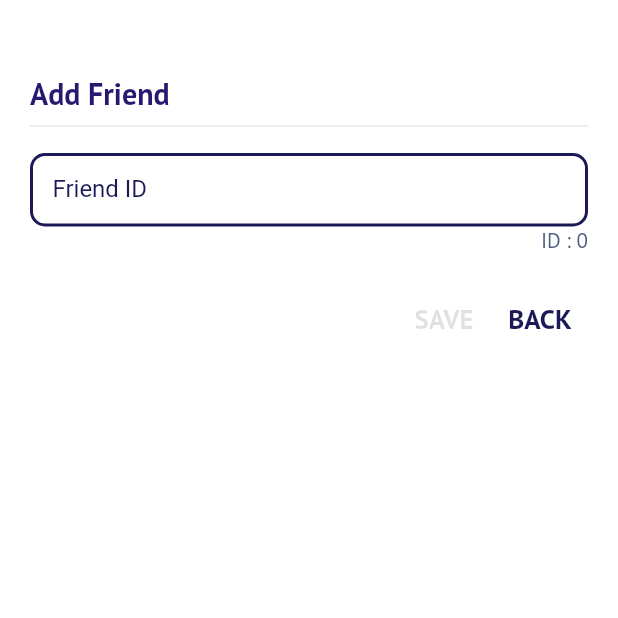
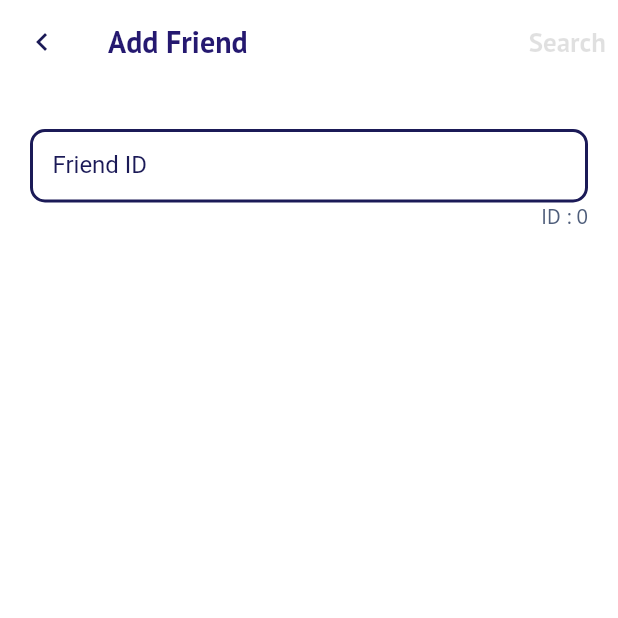
Before and after one commit to ImYeol/HomeLong, a Flutter app: the AppScreen screen opened by its route, item 2 of the bottom bar chosen, after a tap on the "person add" icon, on a phone screen of 412 x 824 dp, the top half of it. Run offline on Flutter 3.47's test engine with Material 2 defaults, Android fonts, the phone set to English and light mode, and no system bars; our stand-ins replace bloc, cached_network_image, connectivity, equatable, extended_image, firebase_auth and 16 more; missing offline and left inert: flutter_facebook_auth, geofence_service, kakao_flutter_sdk, wifi_info_flutter; accounts and stored records are empty; network calls fail.

Commit message:
refactoring add friend page (#107)

```diff
--- a/lib/friends/addFriendPage.dart
+++ b/lib/friends/addFriendPage.dart
@@ -1,55 +1,76 @@
 import 'package:flutter/material.dart';
 import 'package:get/get.dart';
+import 'package:google_fonts/google_fonts.dart';
 import 'package:homg_long/const/AppTheme.dart';
 import 'package:homg_long/friends/bloc/addFriendPageController.dart';
+import 'package:homg_long/friends/roundedProfileImage.dart';
+import 'package:homg_long/repository/friendRepository.dart';
+import 'package:homg_long/repository/model/friendInfo.dart';
 import 'package:homg_long/repository/model/userInfo.dart';
+import 'package:homg_long/repository/userRepository.dart';
 import 'package:homg_long/utils/titleText.dart';
 import 'package:homg_long/utils/ui.dart';
 
 class AddFriendPage extends StatelessWidget {
-  AddFriendPage({Key? key}) : super(key: key);
+  late final AddFriendPageController controller;
+
+  AddFriendPage({Key? key}) : super(key: key) {
+    controller = AddFriendPageController(
+        user: Get.arguments, friendRepository: FriendRepository());
+    Get.put(controller);
+  }
 
   @override
   Widget build(BuildContext context) {
     return Scaffold(
+        appBar: AppBar(
+          backgroundColor: AppTheme.backgroundColor,
+          elevation: 0,
+          title: TitleText(title: "Add Friend", withDivider: false),
+          leading: IconButton(
+            icon: Icon(Icons.chevron_left),
+            color: AppTheme.textColor,
+            onPressed: () => Get.back(),
+          ),
+          actions: [Center(child: searchButton())],
+        ),
         body: Container(
             color: AppTheme.backgroundColor,
-            padding: EdgeInsets.only(left: 20, top: 50, right: 20),
+            padding: EdgeInsets.only(left: 20, top: 20, right: 20),
             child: AddFriendForm()));
+  }
+
+  Widget searchButton() {
+    return Obx(() {
+      if (controller.inputText.isEmpty) {
+        print("controller has no input");
+        return TextButton(
+            onPressed: () {}, child: normalInvalidTextBox("Search"));
+      } else {
+        print("controller has input");
+        return TextButton(
+            onPressed: () => controller.searchFriend(),
+            child: normalTextBox("Search"));
+      }
+    });
   }
 }
 
 class AddFriendForm extends StatelessWidget {
-  final AddFriendPageController controller = AddFriendPageController();
-  late UserInfo userInfo;
+  final AddFriendPageController controller =
+      Get.find<AddFriendPageController>();
   @override
   Widget build(BuildContext context) {
-    return FutureBuilder(
-        future: controller.loadUserInfo(),
-        builder: (BuildContext context, AsyncSnapshot snapshot) {
-          switch (snapshot.connectionState) {
-            case ConnectionState.waiting:
-              return Center(child: CircularProgressIndicator());
-            case ConnectionState.done:
-              userInfo = snapshot.data as UserInfo;
-              return addFriend(userInfo);
-            default:
-              return Center(child: CircularProgressIndicator());
-          }
-        });
-  }
-
-  Widget addFriend(UserInfo userInfo) {
     return Column(
       crossAxisAlignment: CrossAxisAlignment.start,
       mainAxisAlignment: MainAxisAlignment.start,
       children: [
-        Container(
-          child: TitleText(title: "Add Friend"),
-        ),
         addFriendText(),
         idView(),
-        saveBackButton(),
+        Obx(() {
+          return Center(
+              child: searchResultView(friend: controller.searchedFriend));
+        })
       ],
     );
   }
@@ -85,11 +106,7 @@ class AddFriendForm extends StatelessWidget {
             hintText: 'Input Friend ID',
             hintStyle: TextStyle(color: AppTheme.smallTextColor)),
         onChanged: (String input) {
-          if (input.isEmpty) {
-            controller.off();
-          } else {
-            controller.on();
-          }
+          controller.inputText = input;
         },
       ),
     );
@@ -98,35 +115,56 @@ class AddFriendForm extends StatelessWidget {
   Widget idView() {
     return Container(
         alignment: Alignment.centerRight,
-        child: smallTextBox("ID : " + userInfo.id));
+        child: smallTextBox("ID : " + controller.user.id));
   }
+}
 
-  Widget saveBackButton() {
+class searchResultView extends StatelessWidget {
+  static const _viewWidth = 250.0;
+  static const _viewHeight = 150.0;
+  final FriendInfo friend;
+  final controller = Get.find<AddFriendPageController>();
+  searchResultView({Key? key, required this.friend}) : super(key: key);
+
+  @override
+  Widget build(BuildContext context) {
+    if (friend.id.isEmpty) {
+      return Container();
+    }
     return Container(
-        alignment: Alignment.centerRight,
-        padding: EdgeInsets.only(top: 20),
-        child: Row(
-          mainAxisAlignment: MainAxisAlignment.end,
+        width: _viewWidth,
+        height: _viewHeight,
+        margin: EdgeInsets.only(top: 20),
+        decoration: BoxDecoration(
+          color: Color(0xFFF7F7F7),
+          borderRadius: BorderRadius.all(Radius.circular(10)),
+        ),
+        child: Column(
+          mainAxisAlignment: MainAxisAlignment.spaceEvenly,
+          crossAxisAlignment: CrossAxisAlignment.center,
           children: [
-            GetBuilder<AddFriendPageController>(
-                init: controller,
-                builder: (_) => controller.getHasInput()
-                    ? TextButton(
-                        onPressed: () {
-                          Get.back();
-                        },
-                        child: normalTextBox("SAVE"))
-                    : TextButton(
-                        onPressed: () {}, child: normalInvalidTextBox("SAVE"))),
-            Container(
-                // padding: EdgeInsets.only(left: 5),
-                child: TextButton(
-              onPressed: () {
-                Get.back();
-              },
-              child: normalTextBox("BACK"),
-            ))
+            RoundedProfileImage(imageUrl: friend.image),
+            knockGuideText(),
+            addButton()
           ],
         ));
   }
+
+  Widget knockGuideText() {
+    return Text(
+      friend.id,
+      style: GoogleFonts.lato(
+          color: Color(0xFF4F5E7B),
+          fontSize: 12,
+          fontWeight: FontWeight.normal),
+      softWrap: true,
+      textAlign: TextAlign.center,
+    );
+  }
+
+  Widget addButton() {
+    return ElevatedButton(
+        onPressed: () => controller.addFriend(friend),
+        child: normalTextBox("SAVE"));
+  }
 }
--- a/lib/friends/bloc/addFriendPageController.dart
+++ b/lib/friends/bloc/addFriendPageController.dart
@@ -1,26 +1,37 @@
 import 'package:get/get.dart';
+import 'package:homg_long/repository/friendRepository.dart';
+import 'package:homg_long/repository/model/friendInfo.dart';
 import 'package:homg_long/repository/model/userInfo.dart';
-import 'package:homg_long/repository/userRepository.dart';
 
 class AddFriendPageController extends GetxController {
-  late UserInfo user;
-  var hasInput = false;
+  var _searchedFriend = FriendInfo().obs;
+  var _inputText = "".obs;
+  final UserInfo user;
+  final FriendRepository friendRepository;
 
-  Future<UserInfo> loadUserInfo() async {
-    return UserRepository().getUserInfo();
+  AddFriendPageController({required this.user, required this.friendRepository});
+
+  FriendInfo get searchedFriend => _searchedFriend.value;
+  String get inputText => _inputText.value;
+
+  set inputText(String text) {
+    _inputText.value = text;
   }
 
-  void on() {
-    hasInput = true;
-    update();
+  void searchFriend() async {
+    final input = _inputText.value;
+    _searchedFriend.value =
+        await friendRepository.getFriendInfo(user.id, input);
   }
 
-  void off() {
-    hasInput = false;
-    update();
-  }
-
-  bool getHasInput() {
-    return hasInput;
+  void addFriend(FriendInfo friend) async {
+    final added = await friendRepository.setFriendInfo(user.id, friend);
+    if (added) {
+      print("addFriend added");
+      Get.back(result: friend);
+    } else {
+      print("addFriend not added");
+      Get.back();
+    }
   }
 }
--- a/lib/friends/bloc/friendsPageController.dart
+++ b/lib/friends/bloc/friendsPageController.dart
@@ -1,12 +1,14 @@
 import 'package:flutter/material.dart';
+import 'package:get/get.dart';
 import 'package:get/get_rx/src/rx_types/rx_types.dart';
 import 'package:homg_long/friends/friendsPage.dart';
 import 'package:homg_long/repository/friendRepository.dart';
 import 'package:homg_long/repository/model/friendInfo.dart';
-import 'package:homg_long/repository/model/userInfo.dart';
 import 'package:homg_long/repository/userRepository.dart';
+import 'package:logging/logging.dart';
 
 class FriendsPageController extends ChangeNotifier {
+  final log = Logger("FriendsPageController");
   var _homeFriends = <FriendInfo>[].obs;
   var _friends = <FriendInfo>[].obs;
 
@@ -26,19 +28,13 @@ class FriendsPageController extends ChangeNotifier {
         _friends.value.where((friend) => friend.atHome).toList();
   }
 
-  Future<FriendInfo> searchFriend(String fid) async {
+  void goToSearchPage() async {
     final user = await userRepository.getUserInfo();
-    return friendRepository.getFriendInfo(user.id, fid);
-  }
-
-  void addFriend(FriendInfo friend) async {
-    final user = await userRepository.getUserInfo();
-    bool added = await friendRepository.setFriendInfo(user.id, friend);
-    if (added) {
-      _friends.value.add(friend);
-      if (friend.atHome) {
-        _homeFriends.value.add(friend);
-      }
+    var searchedFriend =
+        await Get.toNamed('/AddFriend', arguments: user) as FriendInfo;
+    log.info("goToSearchPage result $searchedFriend");
+    if (searchedFriend != null) {
+      loadFreinds();
     }
   }
 
@@ -46,10 +42,7 @@ class FriendsPageController extends ChangeNotifier {
     final user = await userRepository.getUserInfo();
     bool deleted = await friendRepository.deleteFriendInfo(user.id, friend.id);
     if (deleted) {
-      _friends.value.remove(friend);
-      if (friend.atHome) {
-        _homeFriends.value.remove(friend);
-      }
+      loadFreinds();
     }
   }
 }
--- a/lib/friends/friendsPage.dart
+++ b/lib/friends/friendsPage.dart
@@ -59,9 +59,7 @@ class FriendPage extends StatelessWidget {
           child: IconButton(
             icon: Icon(Icons.person_add),
             iconSize: 30,
-            onPressed: () {
-              Get.toNamed('AddFriend');
-            },
+            onPressed: () => controller.goToSearchPage(),
           ),
         )
       ],
--- a/lib/repository/db/friendDB.dart
+++ b/lib/repository/db/friendDB.dart
@@ -28,7 +28,7 @@ class FriendDB {
   }
 
   Future<FriendInfo> getFriendInfo(String fid) async {
-    log.info("getUserInfo");
+    log.info("getFriendInfo");
     FriendInfo friendInfo = Hive.box(FRIEND_DB_NAME)
         .get(fid, defaultValue: FriendInfo.invalidFriend());
     return friendInfo;
--- a/lib/repository/model/friendInfo.dart
+++ b/lib/repository/model/friendInfo.dart
@@ -28,6 +28,9 @@ class FriendInfo {
 
   FriendInfo.invalidFriend() {
     id = InvalidUserInfo.INVALID_ID;
+    name = "";
+    image = "";
+    atHome = false;
   }
 
   FriendInfo.fromJson(Map<String, dynamic> json) {
--- a/lib/repository/proxy/friendProxy.dart
+++ b/lib/repository/proxy/friendProxy.dart
@@ -9,7 +9,7 @@ import 'package:homg_long/repository/proxy/friendApiHeader.dart';
 import 'package:logging/logging.dart';
 import 'package:http/http.dart' as http;
 
-final log = Logger("UserProxy");
+final log = Logger("FriendProxy");
 
 Future<List<FriendInfo>> getAllFriendInfo(String uid) async {
   log.info("getFriendInfo");
@@ -67,9 +67,9 @@ Future<FriendInfo> getFriendInfo(String uid, String fid) async {
 }
 
 Future<bool> deleteFriendInfo(String uid, String fid) async {
-  log.info("setFriendInfo");
+  log.info("deleteFriendInfo");
 
-  var response = await http.post(
+  var response = await http.get(
     URL.deleteFriendURL,
     headers: FriendApiHeader.builder(uid, fid),
   );
```
Also changed, not shown: lib/friends/friendsListSection.dart (+13 -2 lines), lib/repository/friendRepository.dart (+4 -3 lines).
